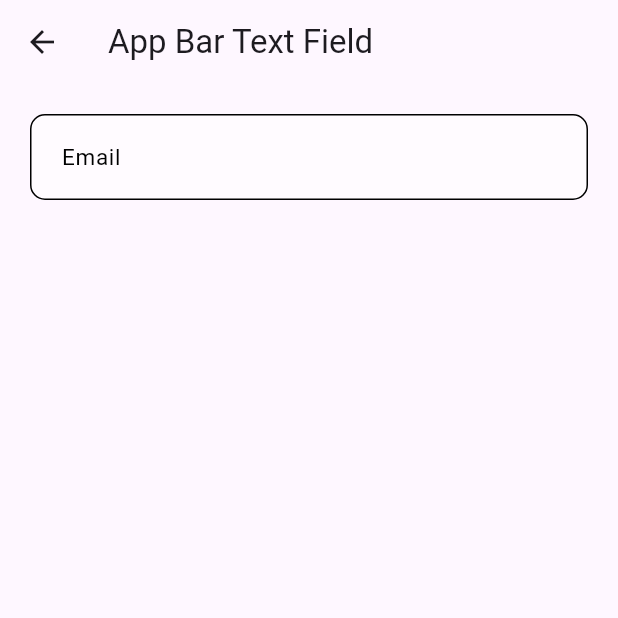
After one commit to Rami-netizen-bot/CLU_AppFlutter_Lesson, a Flutter app: the screen it shows after launch, after a tap on "Go to App Bar Text Field", on a phone screen of 412 x 824 dp, the top half of it. The commit adds this screen. Run offline on Flutter 3.47's test engine with Material 3 defaults, Android fonts, the phone set to English and light mode, and no system bars.

Commit message:
Text field

```diff
--- /dev/null
+++ b/lib/ScaffoldWidget/App_bar.dart
@@ -0,0 +1,39 @@
+import 'package:flutter/material.dart';
+
+class textfield extends StatefulWidget {
+  const textfield({super.key});
+
+  @override
+  State<textfield> createState() => _textfieldState();
+}
+
+class _textfieldState extends State<textfield> {
+  @override
+  Widget build(BuildContext context) {
+    return Scaffold(
+      appBar: AppBar(title: Text("App Bar Text Field")),
+      body: Padding(
+        padding: EdgeInsets.all(20),
+        child: Container(
+          padding: EdgeInsets.only(left: 20, right: 20),
+          decoration: BoxDecoration(
+            borderRadius: BorderRadius.circular(10.0),
+            color: Colors.white.withOpacity(0.5),
+            border: Border.all(color: Colors.black, width: 1.0),
+          ),
+          child: TextField(
+            keyboardType: TextInputType.emailAddress,
+            decoration: InputDecoration(
+              labelStyle: TextStyle(fontSize: 15, color: Colors.black),
+              hintText: "Enter your email",
+              hintStyle: TextStyle(fontSize: 15, color: Colors.grey),
+              labelText: "Email",
+              border: InputBorder.none,
+            ),
+            obscureText: false,
+          ),
+        ),
+      ),
+    );
+  }
+}
--- a/lib/ScaffoldWidget/Listview.dart
+++ b/lib/ScaffoldWidget/Listview.dart
@@ -39,6 +39,12 @@ class _ListviewState extends State<Listview> {
             title: Text("Thunderstorm"),
             subtitle: Text("A day with thunderstorms"),
           ),
+          ListTile(
+            leading: Icon(Icons.text_decrease),
+            title: Text("Text field"),
+            subtitle: Text("A day with text field"),
+
+          )
         ],
       ),
     );
--- a/lib/main.dart
+++ b/lib/main.dart
@@ -1,9 +1,20 @@
 import 'package:flutter/material.dart';
-import 'package:lesson_flutter/ScaffoldWidget/Listview.dart';
+import 'ScaffoldWidget/Listview.dart';
+import 'ScaffoldWidget/App_bar.dart';
+import 'ScaffoldWidget/bottomapp.dart'; // ← ADD THIS
+import 'ScaffoldWidget/appbar.dart'; // ← ADD THIS
 
+void main(List<String> args) {
+  runApp(const MyApp());
+}
 
-void main() {
-  runApp(const MyWidget());
+class MyApp extends StatelessWidget {
+  const MyApp({super.key});
+
+  @override
+  Widget build(BuildContext context) {
+    return const MaterialApp(home: MyWidget());
+  }
 }
 
 class MyWidget extends StatelessWidget {
@@ -11,12 +22,36 @@ class MyWidget extends StatelessWidget {
 
   @override
   Widget build(BuildContext context) {
-    return MaterialApp(
-      title: 'Flutter Demo',
-      theme: ThemeData(
-        primarySwatch: Colors.blue,
+    return Scaffold(
+      appBar: AppBar(
+        title: const Text("Flutter Scaffold Widget"),
+        backgroundColor: Colors.blue,
       ),
-      home: const Listview(),
+      body: Center(
+        child: Column(
+          mainAxisSize: MainAxisSize.min,
+          children: [
+            ElevatedButton(
+              onPressed: () {
+                Navigator.push(
+                  context,
+                  MaterialPageRoute(builder: (context) => const Listview()),
+                );
+              },
+              child: const Text("Go to Listview"),
+            ),
+            ElevatedButton(
+              onPressed: () {
+                Navigator.push(
+                  context,
+                  MaterialPageRoute(builder: (context) => const textfield()),
+                );
+              },
+              child: const Text("Go to App Bar Text Field"),
+            ),
+          ],
+        ),
+      ),
     );
   }
 }
```
